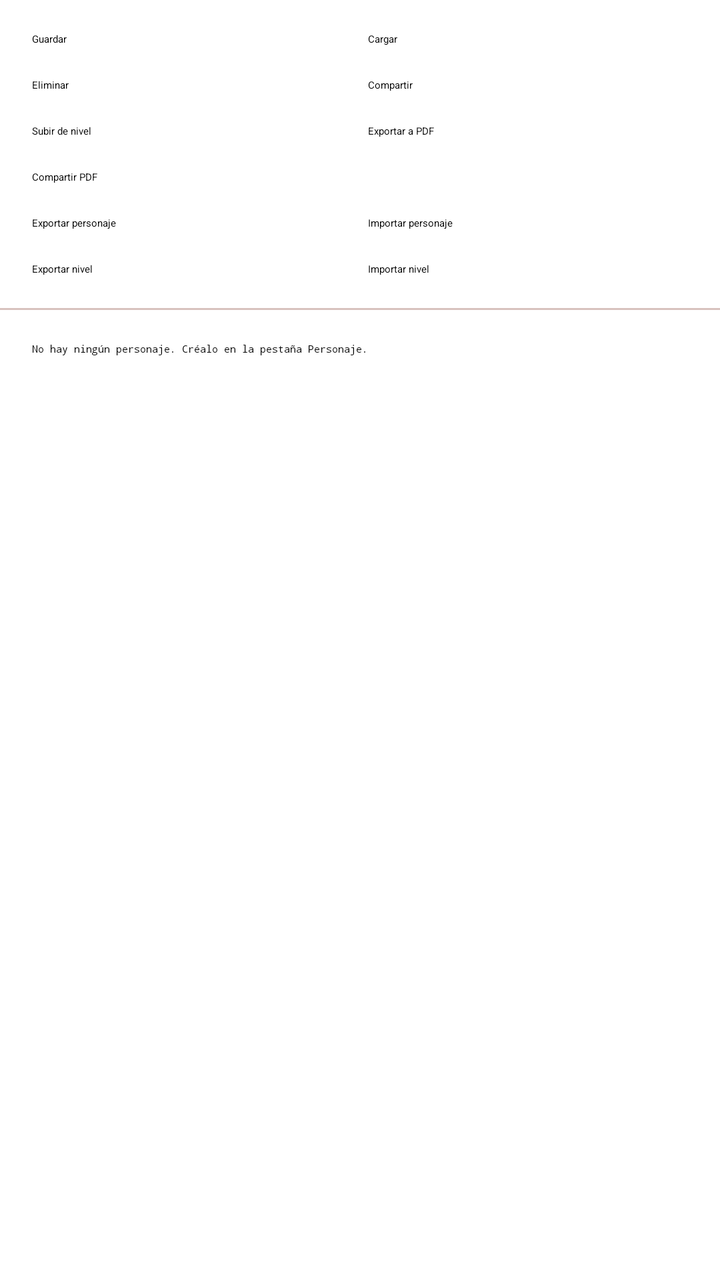
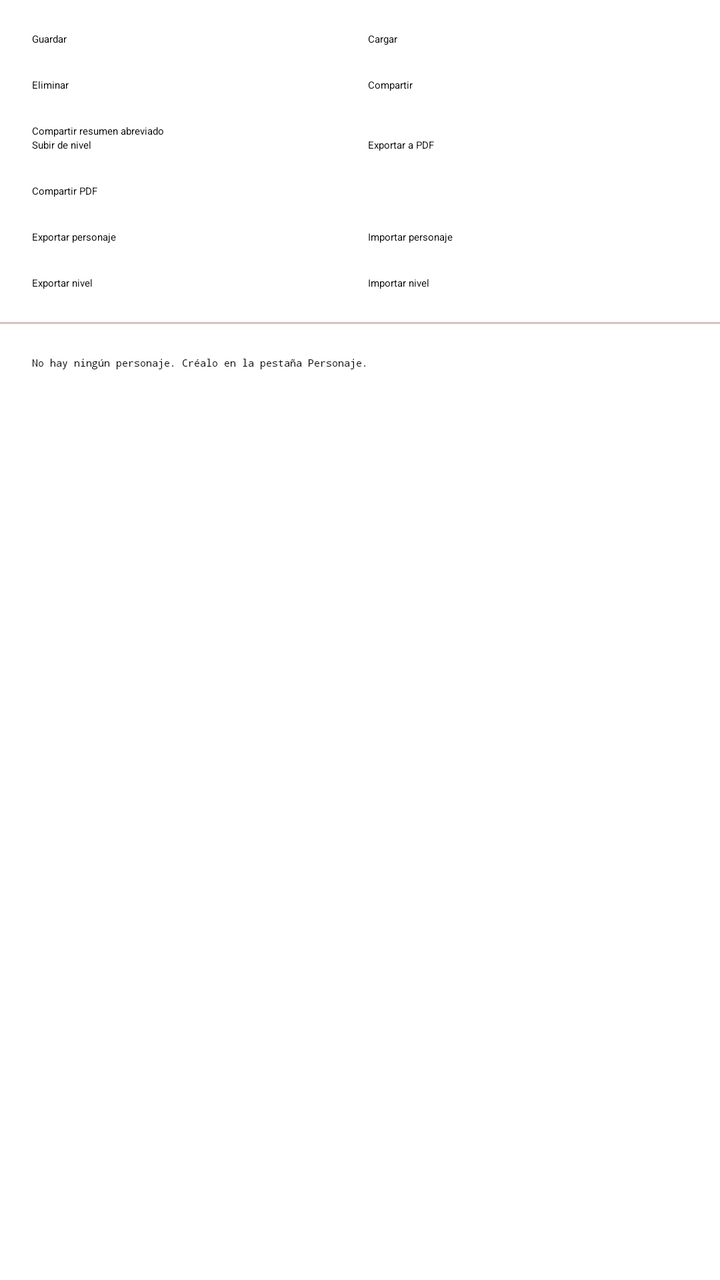

The first picture is an Android layout as it rendered before a commit; the second is the same layout after the commit. The layout source and the unified diff follow.
<!-- AndroidManifest.xml: application theme Theme.App.Starting -->
<!-- res/layout/fragment_sheet.xml -->
<?xml version="1.0" encoding="utf-8"?>
<LinearLayout xmlns:android="http://schemas.android.com/apk/res/android"
    android:layout_width="match_parent"
    android:layout_height="match_parent"
    android:orientation="vertical">

    <LinearLayout
        android:layout_width="match_parent"
        android:layout_height="wrap_content"
        android:orientation="horizontal"
        android:padding="@dimen/activity_vertical_margin">

        <Button
            android:id="@+id/sheet_save_button"
            android:layout_width="0dp"
            android:layout_height="wrap_content"
            android:layout_weight="1"
            android:text="@string/sheet_save" />

        <Button
            android:id="@+id/sheet_load_button"
            android:layout_width="0dp"
            android:layout_height="wrap_content"
            android:layout_marginStart="8dp"
            android:layout_weight="1"
            android:text="@string/sheet_load" />
    </LinearLayout>

    <LinearLayout
        android:layout_width="match_parent"
        android:layout_height="wrap_content"
        android:orientation="horizontal"
        android:paddingStart="@dimen/activity_vertical_margin"
        android:paddingEnd="@dimen/activity_vertical_margin"
        android:paddingBottom="@dimen/activity_vertical_margin">

        <Button
            android:id="@+id/sheet_delete_button"
            android:layout_width="0dp"
            android:layout_height="wrap_content"
            android:layout_weight="1"
            android:text="@string/sheet_delete" />

        <Button
            android:id="@+id/sheet_share_button"
            android:layout_width="0dp"
            android:layout_height="wrap_content"
            android:layout_marginStart="8dp"
            android:layout_weight="1"
            android:text="@string/sheet_share" />
    </LinearLayout>

    <LinearLayout
        android:layout_width="match_parent"
        android:layout_height="wrap_content"
        android:orientation="horizontal"
        android:paddingStart="@dimen/activity_vertical_margin"
        android:paddingEnd="@dimen/activity_vertical_margin"
        android:paddingBottom="@dimen/activity_vertical_margin">

        <Button
            android:id="@+id/sheet_level_up_button"
            android:layout_width="0dp"
            android:layout_height="wrap_content"
            android:layout_weight="1"
            android:text="@string/sheet_level_up" />

        <Button
            android:id="@+id/sheet_export_pdf_button"
            android:layout_width="0dp"
            android:layout_height="wrap_content"
            android:layout_marginStart="8dp"
            android:layout_weight="1"
            android:text="@string/export_pdf" />
    </LinearLayout>

    <LinearLayout
        android:layout_width="match_parent"
        android:layout_height="wrap_content"
        android:orientation="horizontal"
        android:paddingStart="@dimen/activity_vertical_margin"
        android:paddingEnd="@dimen/activity_vertical_margin"
        android:paddingBottom="@dimen/activity_vertical_margin">

        <Button
            android:id="@+id/sheet_share_pdf_button"
            android:layout_width="match_parent"
            android:layout_height="wrap_content"
            android:text="@string/share_pdf" />
    </LinearLayout>

    <LinearLayout
        android:layout_width="match_parent"
        android:layout_height="wrap_content"
        android:orientation="horizontal"
        android:paddingStart="@dimen/activity_vertical_margin"
        android:paddingEnd="@dimen/activity_vertical_margin"
        android:paddingBottom="@dimen/activity_vertical_margin">

        <Button
            android:id="@+id/sheet_export_character_button"
            android:layout_width="0dp"
            android:layout_height="wrap_content"
            android:layout_weight="1"
            android:text="@string/sheet_export_character" />

        <Button
            android:id="@+id/sheet_import_character_button"
            android:layout_width="0dp"
            android:layout_height="wrap_content"
            android:layout_marginStart="8dp"
            android:layout_weight="1"
            android:text="@string/sheet_import_character" />
    </LinearLayout>

    <LinearLayout
        android:layout_width="match_parent"
        android:layout_height="wrap_content"
        android:orientation="horizontal"
        android:paddingStart="@dimen/activity_vertical_margin"
        android:paddingEnd="@dimen/activity_vertical_margin"
        android:paddingBottom="@dimen/activity_vertical_margin">

        <Button
            android:id="@+id/sheet_export_level_button"
            android:layout_width="0dp"
            android:layout_height="wrap_content"
            android:layout_weight="1"
            android:text="@string/sheet_export_level" />

        <Button
            android:id="@+id/sheet_import_level_button"
            android:layout_width="0dp"
            android:layout_height="wrap_content"
            android:layout_marginStart="8dp"
            android:layout_weight="1"
            android:text="@string/sheet_import_level" />
    </LinearLayout>

    <View
        android:layout_width="match_parent"
        android:layout_height="1dp"
        android:background="@color/md_theme_outlineVariant" />

    <ScrollView
        android:layout_width="match_parent"
        android:layout_height="0dp"
        android:layout_weight="1"
        android:fillViewport="true">

        <HorizontalScrollView
            android:layout_width="match_parent"
            android:layout_height="wrap_content">

            <TextView
                android:id="@+id/sheet_text"
                style="@style/InputData"
                android:layout_width="wrap_content"
                android:layout_height="wrap_content"
                android:fontFamily="monospace"
                android:padding="@dimen/activity_vertical_margin"
                android:text="@string/sheet_no_character"
                android:textIsSelectable="true" />
        </HorizontalScrollView>
    </ScrollView>

</LinearLayout>
<!-- resources referenced by this layout -->
<resources>
  <color name="md_theme_outlineVariant">#D8C2BE</color>
  <dimen name="activity_vertical_margin">16dp</dimen>
  <string name="export_pdf">Exportar a PDF</string>
  <string name="share_pdf">Compartir PDF</string>
  <string name="sheet_delete">Eliminar</string>
  <string name="sheet_export_character">Exportar personaje</string>
  <string name="sheet_export_level">Exportar nivel</string>
  <string name="sheet_import_character">Importar personaje</string>
  <string name="sheet_import_level">Importar nivel</string>
  <string name="sheet_level_up">Subir de nivel</string>
  <string name="sheet_load">Cargar</string>
  <string name="sheet_no_character">No hay ningún personaje. Créalo en la pestaña Personaje.</string>
  <string name="sheet_save">Guardar</string>
  <string name="sheet_share">Compartir</string>
  <style name="InputData">
          <item name="android:fontFamily">@font/selection</item>
      </style>
  <style name="Theme.App.Starting" parent="Theme.SplashScreen">
          <item name="windowSplashScreenBackground">@color/md_theme_primaryContainer</item>
          <item name="windowSplashScreenAnimatedIcon">@drawable/splash_screen</item>
          <item name="postSplashScreenTheme">@style/Theme.LibroDeEsher</item>
      </style>
  <color name="md_theme_primaryContainer">#FFDAD4</color>
  <!-- drawable splash_screen (drawable) -->
  <?xml version="1.0" encoding="utf-8"?>
  <layer-list xmlns:android="http://schemas.android.com/apk/res/android">
      <item
          android:width="@dimen/splash_screen_icon_size"
          android:height="@dimen/splash_screen_icon_size"
          android:drawable="@mipmap/ic_launcher"
          android:gravity="center" />
  </layer-list>
  <dimen name="splash_screen_icon_size">48dp</dimen>
  <color name="md_theme_primary">#904B3E</color>
  <color name="md_theme_onPrimary">#FFFFFF</color>
  <color name="md_theme_onPrimaryContainer">#3A0A04</color>
  <color name="md_theme_secondary">#775651</color>
  <color name="md_theme_onSecondary">#FFFFFF</color>
  <color name="md_theme_secondaryContainer">#FFDAD4</color>
  <color name="md_theme_onSecondaryContainer">#2C1511</color>
  <color name="md_theme_tertiary">#805610</color>
  <color name="md_theme_onTertiary">#FFFFFF</color>
  <color name="md_theme_tertiaryContainer">#FFDDB3</color>
  <color name="md_theme_onTertiaryContainer">#291800</color>
  <color name="md_theme_error">#8E4954</color>
  <color name="md_theme_onError">#FFFFFF</color>
  <color name="md_theme_errorContainer">#FFD9DD</color>
  <color name="md_theme_onErrorContainer">#3B0714</color>
  <color name="md_theme_background">#FFF8F6</color>
  <color name="md_theme_onBackground">#231918</color>
  <color name="md_theme_surface">#FEF7FF</color>
  <color name="md_theme_onSurface">#1D1B20</color>
  <color name="md_theme_surfaceVariant">#F5DDDA</color>
  <color name="md_theme_onSurfaceVariant">#534341</color>
  <color name="md_theme_outline">#857370</color>
  <color name="colorWarning">#6C538B</color>
  <color name="colorOnWarning">#FFFFFF</color>
  <color name="colorWarningContainer">#EEDBFF</color>
  <color name="colorOnWarningContainer">#260D44</color>
  <color name="colorInfo">#904B3E</color>
  <color name="colorOnInfo">#FCC984</color>
  <color name="colorInfoContainer">#FFDAD4</color>
  <color name="colorOnInfoContainer">#3A0A04</color>
  <!-- unchanged entries left out for length: 1 -->
</resources>

<!-- the commit's change to res/layout/fragment_sheet.xml (unified diff, before → after) -->
@@ -48,6 +48,20 @@
             android:layout_marginStart="8dp"
             android:layout_weight="1"
             android:text="@string/sheet_share" />
+    </LinearLayout>
+
+    <LinearLayout
+        android:layout_width="match_parent"
+        android:layout_height="wrap_content"
+        android:orientation="horizontal"
+        android:paddingStart="@dimen/activity_vertical_margin"
+        android:paddingEnd="@dimen/activity_vertical_margin">
+
+        <Button
+            android:id="@+id/sheet_share_abbreviated_button"
+            android:layout_width="match_parent"
+            android:layout_height="wrap_content"
+            android:text="@string/sheet_share_abbreviated" />
     </LinearLayout>
 
     <LinearLayout
<!-- resource entries referenced after the edit -->
@@ -14,6 +14,7 @@
   <string name="sheet_no_character">No hay ningún personaje. Créalo en la pestaña Personaje.</string>
   <string name="sheet_save">Guardar</string>
   <string name="sheet_share">Compartir</string>
+  <string name="sheet_share_abbreviated">Compartir resumen abreviado</string>
   <style name="InputData">
           <item name="android:fontFamily">@font/selection</item>
       </style>
